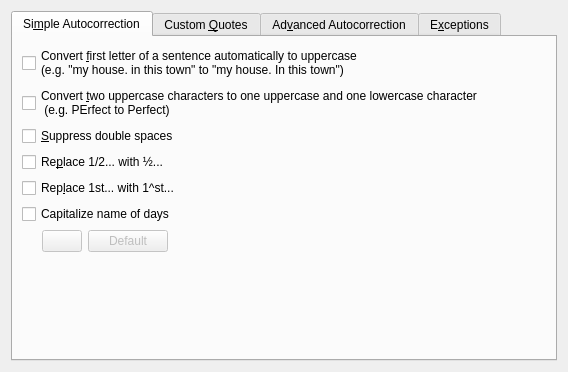
Qt form messagecomposer/autocorrection/kmcomposerautocorrectionwidget.ui (chusopr/kdepim-ktimetracker-akonadi) before a commit.
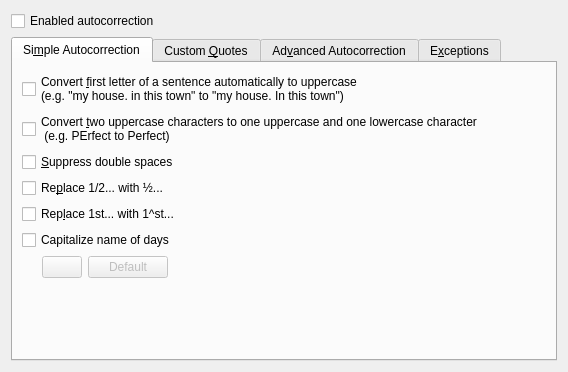
The same form after that commit.

Commit message: Add checkbox to disable autocorrection

Diff of the .ui file:
```diff
--- a/messagecomposer/autocorrection/kmcomposerautocorrectionwidget.ui
+++ b/messagecomposer/autocorrection/kmcomposerautocorrectionwidget.ui
@@ -14,7 +14,7 @@
    <string>Form</string>
   </property>
   <layout class="QGridLayout" name="gridLayout">
-   <item row="0" column="0">
+   <item row="1" column="0">
     <widget class="QTabWidget" name="tabWidget">
      <property name="currentIndex">
       <number>0</number>
@@ -520,6 +520,13 @@
      </widget>
     </widget>
    </item>
+   <item row="0" column="0">
+    <widget class="QCheckBox" name="enabledAutocorrection">
+     <property name="text">
+      <string>Enabled autocorrection</string>
+     </property>
+    </widget>
+   </item>
   </layout>
  </widget>
  <resources/>
```
